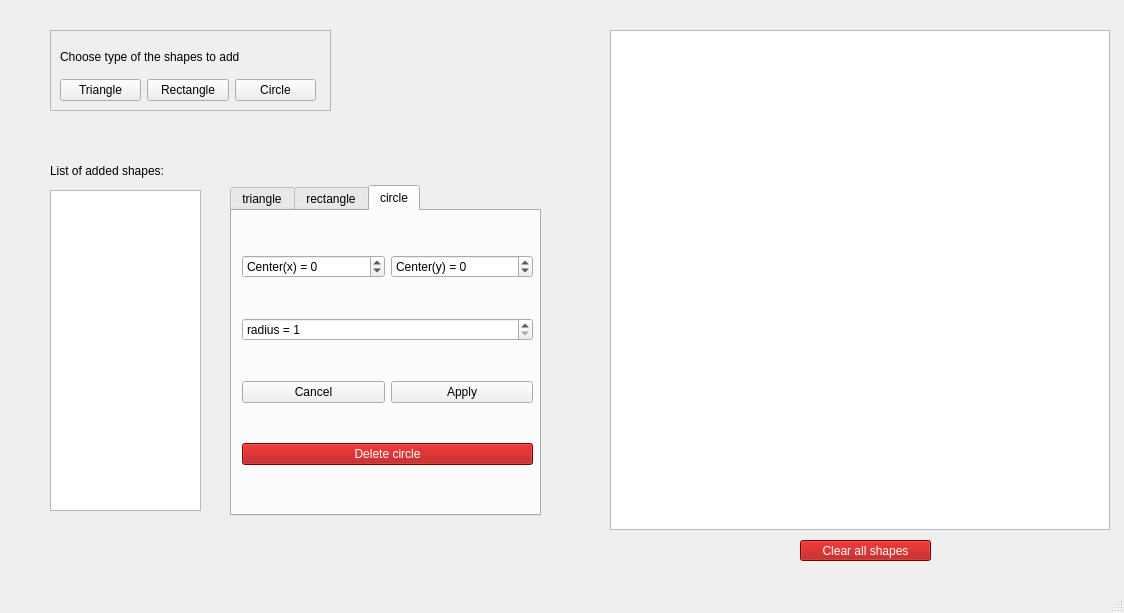
This is mainwindow.ui in KapitoliyVZ/GeometricShapes as Qt 5 draws it before an edit. The edited form follows.
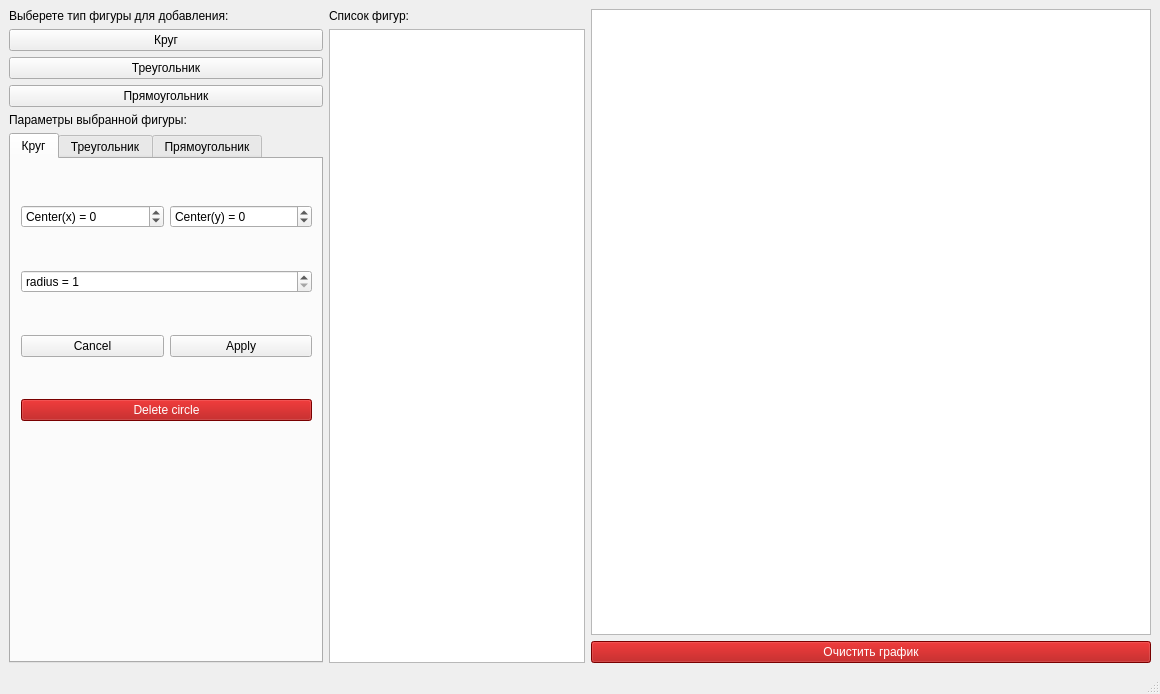
This is the edited form. The open tabs and pages were chosen to show the change.

The edit to the form file:
```diff
--- a/mainwindow.ui
+++ b/mainwindow.ui
@@ -6,8 +6,8 @@
    <rect>
     <x>0</x>
     <y>0</y>
-    <width>1124</width>
-    <height>613</height>
+    <width>1160</width>
+    <height>694</height>
    </rect>
   </property>
   <property name="mouseTracking">
@@ -17,119 +17,162 @@
    <string>MainWindow</string>
   </property>
   <widget class="QWidget" name="centralwidget">
-   <widget class="QPushButton" name="btnClearScene">
-    <property name="geometry">
-     <rect>
-      <x>800</x>
-      <y>540</y>
-      <width>131</width>
-      <height>21</height>
-     </rect>
-    </property>
-    <property name="styleSheet">
-     <string notr="true">color: rgb(255, 255, 255);
-background-color: rgb(170, 0, 0);</string>
-    </property>
+   <layout class="QGridLayout" name="gridLayout_6">
+    <item row="0" column="0">
+     <layout class="QGridLayout" name="gridLayout_5">
+      <item row="0" column="1">
+       <layout class="QVBoxLayout" name="verticalLayout">
+        <item>
+         <widget class="QLabel" name="label_2">
     <property name="text">
-     <string>Clear all shapes</string>
-    </property>
-   </widget>
-   <widget class="QGraphicsView" name="graphicsView">
-    <property name="geometry">
-     <rect>
-      <x>610</x>
-      <y>30</y>
-      <width>500</width>
-      <height>500</height>
-     </rect>
-    </property>
-    <property name="verticalScrollBarPolicy">
-     <enum>Qt::ScrollBarPolicy::ScrollBarAsNeeded</enum>
-    </property>
-    <property name="horizontalScrollBarPolicy">
-     <enum>Qt::ScrollBarPolicy::ScrollBarAsNeeded</enum>
-    </property>
-    <property name="sizeAdjustPolicy">
-     <enum>QAbstractScrollArea::SizeAdjustPolicy::AdjustToContents</enum>
-    </property>
-    <property name="interactive">
-     <bool>true</bool>
-    </property>
-   </widget>
-   <widget class="QFrame" name="frame">
-    <property name="geometry">
-     <rect>
-      <x>50</x>
-      <y>30</y>
-      <width>281</width>
-      <height>81</height>
-     </rect>
-    </property>
-    <property name="frameShape">
-     <enum>QFrame::Shape::StyledPanel</enum>
-    </property>
-    <property name="frameShadow">
-     <enum>QFrame::Shadow::Raised</enum>
-    </property>
-    <widget class="QWidget" name="gridLayoutWidget_4">
-     <property name="geometry">
-      <rect>
-       <x>10</x>
-       <y>10</y>
-       <width>256</width>
-       <height>61</height>
-      </rect>
-     </property>
-     <layout class="QGridLayout" name="gridLayout_4">
-      <item row="1" column="2">
+           <string>Список фигур:</string>
+          </property>
+         </widget>
+        </item>
+        <item>
+         <widget class="QListWidget" name="listWidgetShapes"/>
+        </item>
+       </layout>
+      </item>
+      <item row="0" column="0">
+       <layout class="QVBoxLayout" name="verticalLayout_2">
+        <item>
+         <layout class="QVBoxLayout" name="verticalLayout_3">
+          <item>
+           <widget class="QLabel" name="label">
+            <property name="text">
+             <string>Выберете тип фигуры для добавления:</string>
+            </property>
+           </widget>
+          </item>
+          <item>
        <widget class="QPushButton" name="btnCircle">
         <property name="whatsThis">
          <string>&lt;html&gt;&lt;head/&gt;&lt;body&gt;&lt;p&gt;Set parametrs and create circle&lt;/p&gt;&lt;/body&gt;&lt;/html&gt;</string>
         </property>
         <property name="text">
-         <string>Circle</string>
+             <string>Круг</string>
         </property>
        </widget>
       </item>
-      <item row="1" column="0">
+          <item>
        <widget class="QPushButton" name="btnTriangle">
         <property name="text">
-         <string>Triangle</string>
+             <string>Треугольник</string>
         </property>
        </widget>
       </item>
-      <item row="1" column="1">
+          <item>
        <widget class="QPushButton" name="btnRectangle">
         <property name="text">
-         <string>Rectangle</string>
-        </property>
-       </widget>
-      </item>
-      <item row="0" column="0" colspan="3">
-       <widget class="QLabel" name="label">
-        <property name="text">
-         <string>Choose type of the shapes to add</string>
+             <string>Прямоугольник</string>
         </property>
        </widget>
       </item>
      </layout>
-    </widget>
-   </widget>
+        </item>
+        <item>
+         <widget class="QLabel" name="label_3">
+          <property name="text">
+           <string>Параметры выбранной фигуры:</string>
+          </property>
+         </widget>
+        </item>
+        <item>
    <widget class="QTabWidget" name="tabWidgetProperties">
-    <property name="geometry">
-     <rect>
-      <x>230</x>
-      <y>185</y>
-      <width>311</width>
-      <height>331</height>
-     </rect>
+          <property name="minimumSize">
+           <size>
+            <width>314</width>
+            <height>0</height>
+           </size>
     </property>
     <property name="currentIndex">
      <number>2</number>
     </property>
+          <widget class="QWidget" name="tab_circle">
+           <attribute name="title">
+            <string>Круг</string>
+           </attribute>
+           <widget class="QWidget" name="gridLayoutWidget_3">
+            <property name="geometry">
+             <rect>
+              <x>10</x>
+              <y>10</y>
+              <width>291</width>
+              <height>291</height>
+             </rect>
+            </property>
+            <layout class="QGridLayout" name="gridLayout_3">
+             <item row="0" column="1">
+              <widget class="QSpinBox" name="spinBox_circle_YCenter">
+               <property name="prefix">
+                <string>Center(y) = </string>
+               </property>
+               <property name="minimum">
+                <number>-500</number>
+               </property>
+               <property name="maximum">
+                <number>500</number>
+               </property>
+              </widget>
+             </item>
+             <item row="4" column="0">
+              <widget class="QPushButton" name="pushButton_circle_Cancel">
+               <property name="text">
+                <string>Cancel</string>
+               </property>
+              </widget>
+             </item>
+             <item row="0" column="0">
+              <widget class="QSpinBox" name="spinBox_circle_XCenter">
+               <property name="prefix">
+                <string>Center(x) = </string>
+               </property>
+               <property name="minimum">
+                <number>-500</number>
+               </property>
+               <property name="maximum">
+                <number>500</number>
+               </property>
+              </widget>
+             </item>
+             <item row="4" column="1">
+              <widget class="QPushButton" name="pushButton_circle_Apply">
+               <property name="text">
+                <string>Apply</string>
+               </property>
+              </widget>
+             </item>
+             <item row="1" column="0" colspan="2">
+              <widget class="QSpinBox" name="spinBox_circle_radius">
+               <property name="prefix">
+                <string>radius = </string>
+               </property>
+               <property name="minimum">
+                <number>1</number>
+               </property>
+               <property name="maximum">
+                <number>500</number>
+               </property>
+              </widget>
+             </item>
+             <item row="5" column="0" colspan="2">
+              <widget class="QPushButton" name="pushButton_circle_Delete">
+               <property name="styleSheet">
+                <string notr="true">color: rgb(255, 255, 255);
+background-color: rgb(170, 0, 0);</string>
+               </property>
+               <property name="text">
+                <string>Delete circle</string>
+               </property>
+              </widget>
+             </item>
+            </layout>
+           </widget>
+          </widget>
     <widget class="QWidget" name="tab_triagnle">
      <attribute name="title">
-      <string>triangle</string>
+            <string>Треугольник</string>
      </attribute>
      <widget class="QWidget" name="gridLayoutWidget">
       <property name="geometry">
@@ -262,7 +305,7 @@
     </widget>
     <widget class="QWidget" name="tab_rectangle">
      <attribute name="title">
-      <string>rectangle</string>
+            <string>Прямоугольник</string>
      </attribute>
      <widget class="QWidget" name="gridLayoutWidget_2">
       <property name="geometry">
@@ -420,111 +463,44 @@
       </layout>
      </widget>
     </widget>
-    <widget class="QWidget" name="tab_circle">
-     <attribute name="title">
-      <string>circle</string>
-     </attribute>
-     <widget class="QWidget" name="gridLayoutWidget_3">
-      <property name="geometry">
-       <rect>
-        <x>10</x>
-        <y>10</y>
-        <width>291</width>
-        <height>281</height>
-       </rect>
-      </property>
-      <layout class="QGridLayout" name="gridLayout_3">
+         </widget>
+        </item>
+       </layout>
+      </item>
+     </layout>
+    </item>
        <item row="0" column="1">
-        <widget class="QSpinBox" name="spinBox_circle_YCenter">
-         <property name="prefix">
-          <string>Center(y) = </string>
-         </property>
-         <property name="minimum">
-          <number>-500</number>
-         </property>
-         <property name="maximum">
-          <number>500</number>
-         </property>
-        </widget>
-       </item>
-       <item row="4" column="0">
-        <widget class="QPushButton" name="pushButton_circle_Cancel">
-         <property name="text">
-          <string>Cancel</string>
+     <layout class="QGridLayout" name="gridLayout_4">
+      <item row="1" column="0">
+       <widget class="QGraphicsView" name="graphicsView">
+        <property name="verticalScrollBarPolicy">
+         <enum>Qt::ScrollBarPolicy::ScrollBarAsNeeded</enum>
+        </property>
+        <property name="horizontalScrollBarPolicy">
+         <enum>Qt::ScrollBarPolicy::ScrollBarAsNeeded</enum>
+        </property>
+        <property name="sizeAdjustPolicy">
+         <enum>QAbstractScrollArea::SizeAdjustPolicy::AdjustToContents</enum>
+        </property>
+        <property name="interactive">
+         <bool>true</bool>
          </property>
         </widget>
        </item>
-       <item row="0" column="0">
-        <widget class="QSpinBox" name="spinBox_circle_XCenter">
-         <property name="prefix">
-          <string>Center(x) = </string>
-         </property>
-         <property name="minimum">
-          <number>-500</number>
-         </property>
-         <property name="maximum">
-          <number>500</number>
-         </property>
-        </widget>
-       </item>
-       <item row="4" column="1">
-        <widget class="QPushButton" name="pushButton_circle_Apply">
-         <property name="text">
-          <string>Apply</string>
-         </property>
-        </widget>
-       </item>
-       <item row="1" column="0" colspan="2">
-        <widget class="QSpinBox" name="spinBox_circle_radius">
-         <property name="prefix">
-          <string>radius = </string>
-         </property>
-         <property name="minimum">
-          <number>1</number>
-         </property>
-         <property name="maximum">
-          <number>500</number>
-         </property>
-        </widget>
-       </item>
-       <item row="5" column="0" colspan="2">
-        <widget class="QPushButton" name="pushButton_circle_Delete">
+      <item row="2" column="0">
+       <widget class="QPushButton" name="btnClearScene">
          <property name="styleSheet">
           <string notr="true">color: rgb(255, 255, 255);
 background-color: rgb(170, 0, 0);</string>
          </property>
          <property name="text">
-          <string>Delete circle</string>
+         <string>Очистить график</string>
          </property>
         </widget>
        </item>
       </layout>
-     </widget>
-    </widget>
-   </widget>
-   <widget class="QListWidget" name="listWidgetShapes">
-    <property name="geometry">
-     <rect>
-      <x>50</x>
-      <y>190</y>
-      <width>151</width>
-      <height>321</height>
-     </rect>
-    </property>
-   </widget>
-   <widget class="QLabel" name="label_2">
-    <property name="geometry">
-     <rect>
-      <x>50</x>
-      <y>150</y>
-      <width>151</width>
-      <height>41</height>
-     </rect>
-    </property>
-    <property name="text">
-     <string>List of added shapes:</string>
-    </property>
-   </widget>
+    </item>
+   </layout>
   </widget>
   <widget class="QMenuBar" name="menubar">
    <property name="geometry">
```
Left out of the diff: 10 changed lines with no effect on the pictures. Lines whose indentation alone changed are shown as unchanged.
